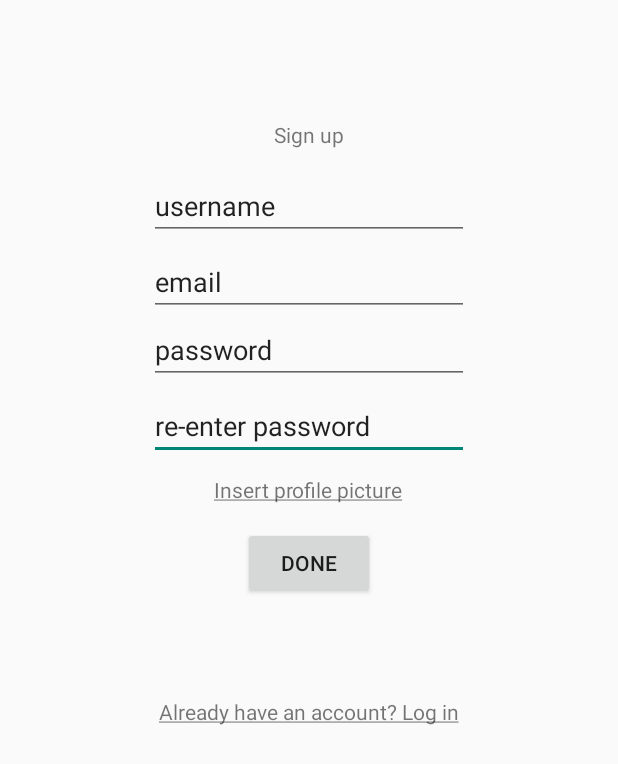
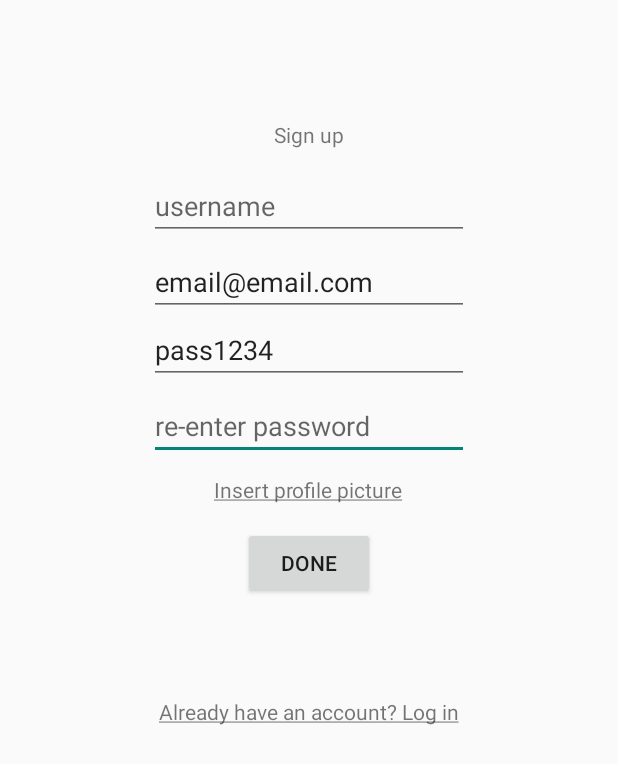
Before and after one commit to tnvkc/MOSIS_Projekat, an Android app: the SignUpActivity screen opened directly, with no data from a screen before it, on a phone screen of 412 x 824 dp. Shown: the top 764 px of the screen. Run offline under Robolectric (Android 15) with nearby library versions, the phone set to English and light mode, and no system bars; our stand-ins replace Firebase (no records; nobody signed in at launch, a user with empty details on screens opened directly).

Commit message:
logout i hintovi za password i email

```diff
--- a/WalkHike/app/src/main/res/layout/activity_sign_up.xml
+++ b/WalkHike/app/src/main/res/layout/activity_sign_up.xml
@@ -13,15 +13,16 @@
         android:background="@color/colorPrimary">
 
     </androidx.appcompat.widget.Toolbar>
+
     <EditText
         android:id="@+id/signup_pass2"
         android:layout_width="wrap_content"
         android:layout_height="wrap_content"
+        android:layout_below="@+id/signup_password"
+        android:layout_centerHorizontal="true"
         android:layout_marginBottom="10dp"
         android:ems="10"
-        android:text="re-enter password"
-        android:layout_centerHorizontal="true"
-        android:layout_below="@+id/signup_password" />
+        android:hint="re-enter password" />
 
     <TextView
         android:id="@+id/textView10"
@@ -66,25 +67,24 @@
         android:id="@+id/signup_username"
         android:layout_width="wrap_content"
         android:layout_height="wrap_content"
-        android:ems="10"
-        android:inputType="textPersonName"
-        android:text="username"
+        android:layout_below="@id/textView10"
         android:layout_centerHorizontal="true"
         android:layout_marginBottom="5dp"
-        android:layout_below="@id/textView10"
+        android:ems="10"
+        android:hint="username"
 
-        />
+        android:inputType="textPersonName" />
 
     <EditText
         android:id="@+id/signup_password"
         android:layout_width="wrap_content"
         android:layout_height="wrap_content"
-        android:ems="10"
-        android:text="password"
+        android:layout_below="@+id/signup_email"
         android:layout_centerHorizontal="true"
         android:layout_marginBottom="5dp"
-        android:layout_below="@+id/signup_email"
-        />
+        android:ems="10"
+        android:hint="password"
+        android:text="pass1234" />
 
     <EditText
         android:id="@+id/signup_email"
@@ -93,8 +93,9 @@
         android:layout_below="@id/signup_username"
         android:layout_centerHorizontal="true"
         android:ems="10"
+        android:hint="email"
         android:inputType="textEmailAddress"
-        android:text="email" />
+        android:text="email@email.com" />
 
     <TextView
         android:id="@+id/textView11"
```
Also changed, not shown: WalkHike/app/src/main/java/tamara/mosis/elfak/walkhike/ProfileActivity.java (+31 -1 lines), WalkHike/app/src/main/res/layout/activity_login.xml (+8 -8 lines).
